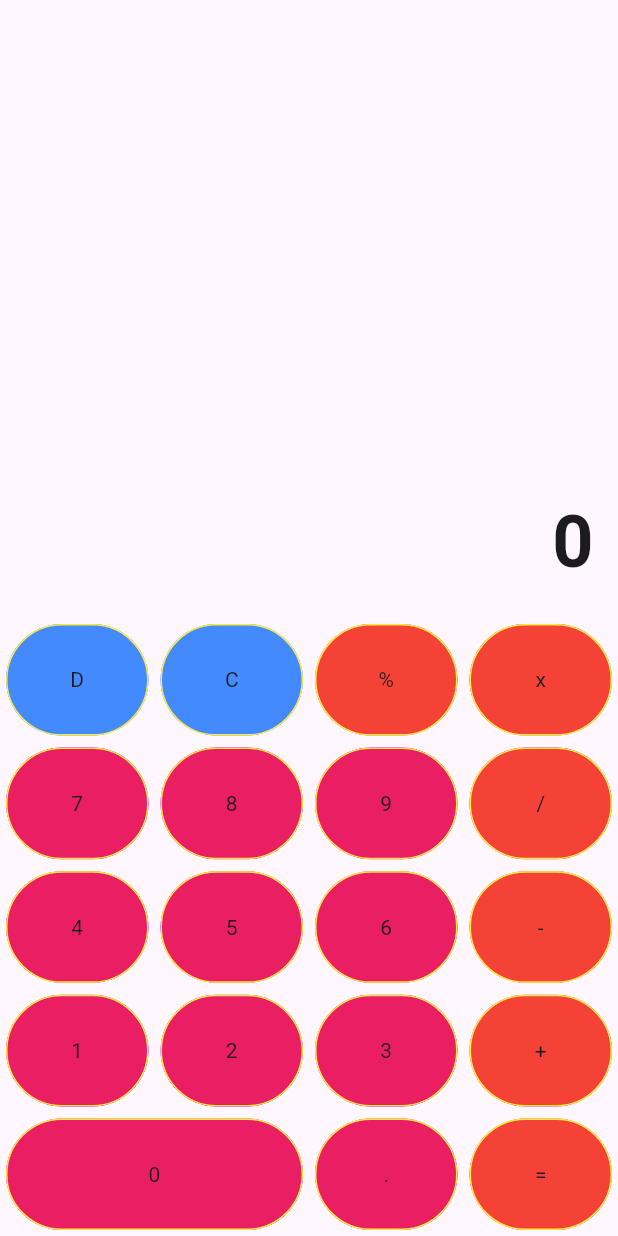
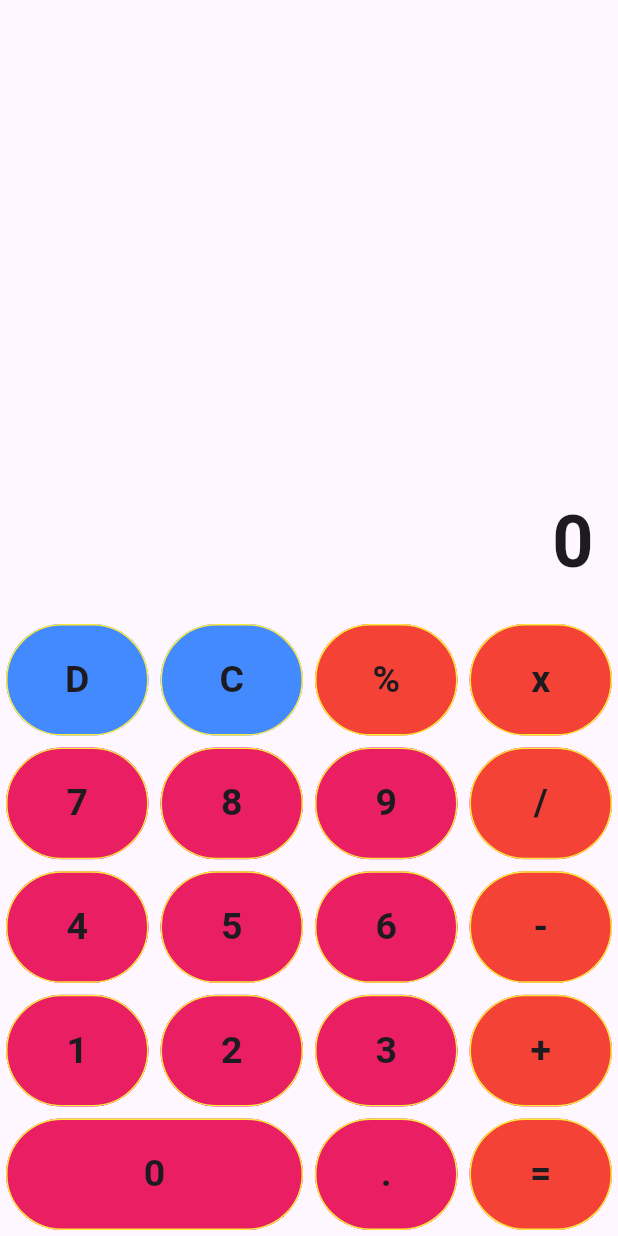
Before and after one commit to hsj3h/Calculator, a Flutter app: the screen it shows after launch, on a phone screen of 412 x 824 dp. Run offline on Flutter 3.47's test engine with Material 3 defaults, Android fonts, the phone set to English and light mode, and no system bars.

Commit message:
change 4

```diff
--- a/lib/calculatorescreeen.dart
+++ b/lib/calculatorescreeen.dart
@@ -9,6 +9,9 @@ class CalculatorScreen extends StatefulWidget {
 }
 
 class _CalculatorScreenState extends State<CalculatorScreen> {
+  String number1 = "";   //0-9
+  String operand = "";  //+ - * /
+  String number2 = "";  //. 0-9
   @override
   Widget build(BuildContext context) {
     final screenSize=MediaQuery.of(context).size;
@@ -25,8 +28,11 @@ class _CalculatorScreenState extends State<CalculatorScreen> {
                 child: Container(
                   alignment: Alignment.bottomRight,
                   padding: const EdgeInsets.all(16),
-                  child: Text("0",
-                  style: TextStyle(
+                  child: Text(
+                    "$number1$operand$number2".isEmpty?"0"
+                    :"$number1$operand$number2",
+
+                  style: const TextStyle(
                     fontWeight: FontWeight.bold,
                     fontSize: 48
                   ),textAlign: TextAlign.end,
@@ -72,7 +78,9 @@ class _CalculatorScreenState extends State<CalculatorScreen> {
         child: InkWell(
           onTap:() {} ,
           child: Center(
-            child: Text(value)
+            child: Text(value,style: TextStyle(
+              fontWeight: FontWeight.bold,
+              fontSize: 25),)
             ),
         ),
       ),
```
